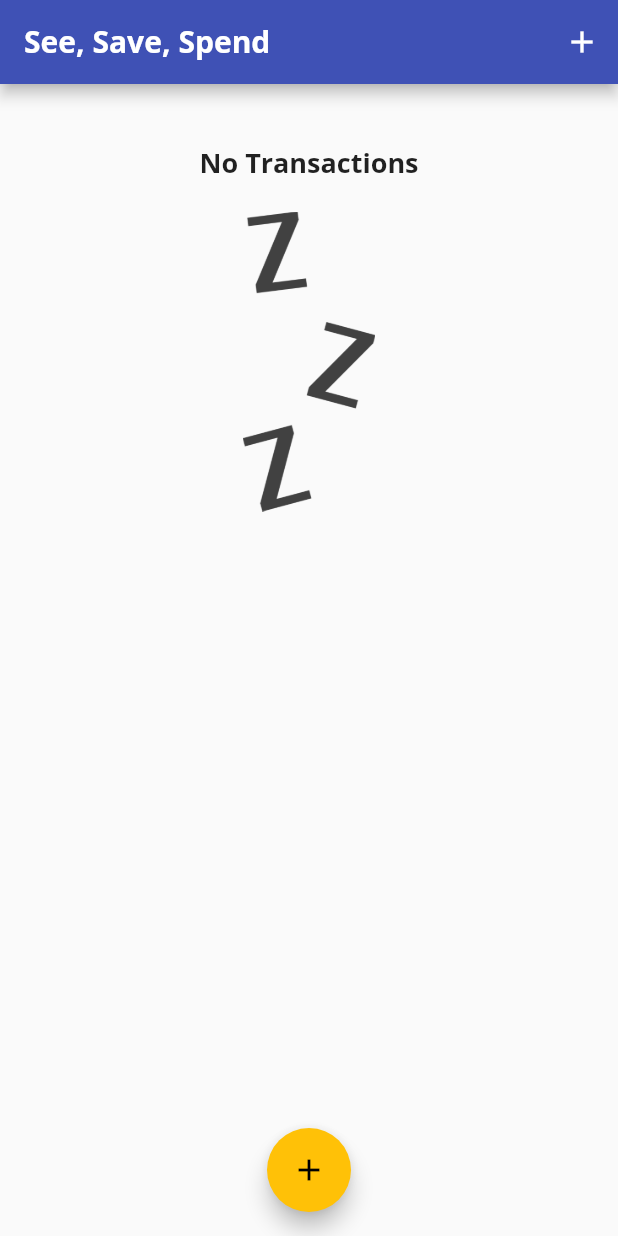
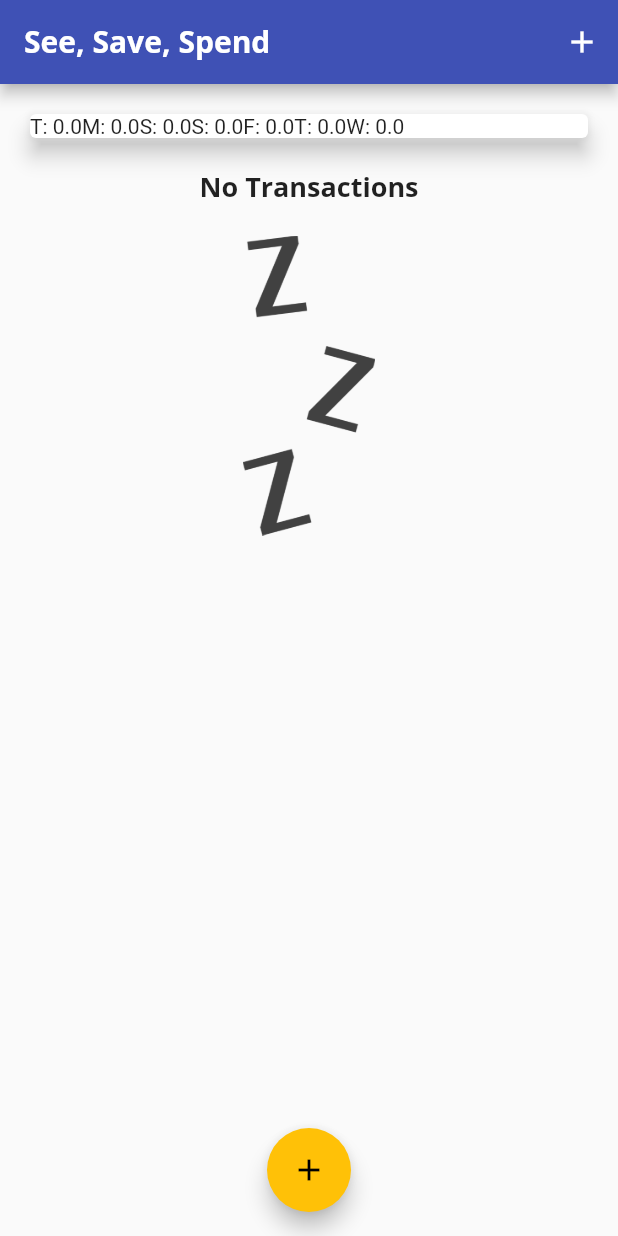
Before and after one commit to yasminmenchaca/flutter-expense-app, a Flutter app: the screen it shows after launch, on a phone screen of 412 x 824 dp. Run offline on Flutter 3.47's test engine with Material 2 defaults, Android fonts, the phone set to English and light mode, and no system bars.

```diff
--- a/lib/widgets/chart.dart
+++ b/lib/widgets/chart.dart
@@ -20,7 +20,7 @@ class Chart extends StatelessWidget {
       }
       print(DateFormat.E().format(weekDay));
       print(totalSum);
-      return {'day': DateFormat.E().format(weekDay), 'amount': totalSum};
+      return {'day': DateFormat.E().format(weekDay).substring(0, 1), 'amount': totalSum};
     });
   }
 
@@ -31,7 +31,9 @@ class Chart extends StatelessWidget {
       elevation: 6,
       margin: EdgeInsets.all(20),
       child: Row(
-        children: [],
+        children: groupedTransactionValues.map((data) {
+          return Text('${data['day']}: ${data['amount']}');
+        }).toList(),
       ),
     );
   }
```
